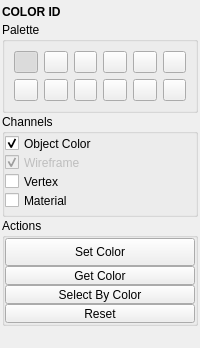
Above: blendertk/display_utils/color_id.ui from m3trik/blendertk before the change. Below: the same form after it.
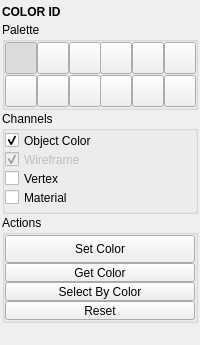
That is the form after the change. Custom widgets are drawn as their Qt base class.

Commit message: Promote to ecosystem package + Color ID panel parity fix

Patch:
```diff
--- a/blendertk/display_utils/color_id.ui
+++ b/blendertk/display_utils/color_id.ui
@@ -10,7 +10,7 @@
     <x>0</x>
     <y>0</y>
     <width>200</width>
-    <height>271</height>
+    <height>327</height>
    </rect>
   </property>
   <property name="tabShape">
@@ -81,8 +81,38 @@
          <string>Palette</string>
         </property>
         <layout class="QGridLayout" name="gridLayout">
+         <property name="leftMargin">
+          <number>0</number>
+         </property>
+         <property name="topMargin">
+          <number>0</number>
+         </property>
+         <property name="rightMargin">
+          <number>0</number>
+         </property>
+         <property name="bottomMargin">
+          <number>0</number>
+         </property>
+         <property name="horizontalSpacing">
+          <number>0</number>
+         </property>
+         <property name="verticalSpacing">
+          <number>1</number>
+         </property>
         <item row="0" column="0">
          <widget class="ColorSwatch" name="chk000">
+           <property name="minimumSize">
+            <size>
+             <width>32</width>
+             <height>32</height>
+            </size>
+           </property>
+           <property name="maximumSize">
+            <size>
+             <width>32</width>
+             <height>32</height>
+            </size>
+           </property>
           <property name="text">
            <string/>
           </property>
@@ -96,6 +126,18 @@
         </item>
         <item row="0" column="4">
          <widget class="ColorSwatch" name="chk004">
+           <property name="minimumSize">
+            <size>
+             <width>32</width>
+             <height>32</height>
+            </size>
+           </property>
+           <property name="maximumSize">
+            <size>
+             <width>32</width>
+             <height>32</height>
+            </size>
+           </property>
           <property name="text">
            <string/>
           </property>
@@ -109,6 +151,18 @@
         </item>
         <item row="0" column="1">
          <widget class="ColorSwatch" name="chk001">
+           <property name="minimumSize">
+            <size>
+             <width>32</width>
+             <height>32</height>
+            </size>
+           </property>
+           <property name="maximumSize">
+            <size>
+             <width>32</width>
+             <height>32</height>
+            </size>
+           </property>
           <property name="text">
            <string/>
           </property>
@@ -122,6 +176,18 @@
         </item>
         <item row="0" column="3">
          <widget class="ColorSwatch" name="chk003">
+           <property name="minimumSize">
+            <size>
+             <width>32</width>
+             <height>32</height>
+            </size>
+           </property>
+           <property name="maximumSize">
+            <size>
+             <width>32</width>
+             <height>32</height>
+            </size>
+           </property>
           <property name="text">
            <string/>
           </property>
@@ -135,6 +201,18 @@
         </item>
         <item row="0" column="5">
          <widget class="ColorSwatch" name="chk005">
+           <property name="minimumSize">
+            <size>
+             <width>32</width>
+             <height>32</height>
+            </size>
+           </property>
+           <property name="maximumSize">
+            <size>
+             <width>32</width>
+             <height>32</height>
+            </size>
+           </property>
           <property name="text">
            <string/>
           </property>
@@ -148,6 +226,18 @@
         </item>
         <item row="0" column="2">
          <widget class="ColorSwatch" name="chk002">
+           <property name="minimumSize">
+            <size>
+             <width>32</width>
+             <height>32</height>
+            </size>
+           </property>
+           <property name="maximumSize">
+            <size>
+             <width>32</width>
+             <height>32</height>
+            </size>
+           </property>
           <property name="text">
            <string/>
           </property>
@@ -161,6 +251,18 @@
         </item>
         <item row="1" column="4">
          <widget class="ColorSwatch" name="chk010">
+           <property name="minimumSize">
+            <size>
+             <width>32</width>
+             <height>32</height>
+            </size>
+           </property>
+           <property name="maximumSize">
+            <size>
+             <width>32</width>
+             <height>32</height>
+            </size>
+           </property>
           <property name="text">
            <string/>
           </property>
@@ -174,6 +276,18 @@
         </item>
         <item row="1" column="1">
          <widget class="ColorSwatch" name="chk007">
+           <property name="minimumSize">
+            <size>
+             <width>32</width>
+             <height>32</height>
+            </size>
+           </property>
+           <property name="maximumSize">
+            <size>
+             <width>32</width>
+             <height>32</height>
+            </size>
+           </property>
           <property name="text">
            <string/>
           </property>
@@ -187,6 +301,18 @@
         </item>
         <item row="1" column="3">
          <widget class="ColorSwatch" name="chk009">
+           <property name="minimumSize">
+            <size>
+             <width>32</width>
+             <height>32</height>
+            </size>
+           </property>
+           <property name="maximumSize">
+            <size>
+             <width>32</width>
+             <height>32</height>
+            </size>
+           </property>
           <property name="text">
            <string/>
           </property>
@@ -200,6 +326,18 @@
         </item>
         <item row="1" column="2">
          <widget class="ColorSwatch" name="chk008">
+           <property name="minimumSize">
+            <size>
+             <width>32</width>
+             <height>32</height>
+            </size>
+           </property>
+           <property name="maximumSize">
+            <size>
+             <width>32</width>
+             <height>32</height>
+            </size>
+           </property>
           <property name="text">
            <string/>
           </property>
@@ -213,6 +351,18 @@
         </item>
         <item row="1" column="0">
          <widget class="ColorSwatch" name="chk006">
+           <property name="minimumSize">
+            <size>
+             <width>32</width>
+             <height>32</height>
+            </size>
+           </property>
+           <property name="maximumSize">
+            <size>
+             <width>32</width>
+             <height>32</height>
+            </size>
+           </property>
           <property name="text">
            <string/>
           </property>
@@ -226,6 +376,18 @@
         </item>
         <item row="1" column="5">
          <widget class="ColorSwatch" name="chk011">
+           <property name="minimumSize">
+            <size>
+             <width>32</width>
+             <height>32</height>
+            </size>
+           </property>
+           <property name="maximumSize">
+            <size>
+             <width>32</width>
+             <height>32</height>
+            </size>
+           </property>
           <property name="text">
            <string/>
           </property>
```
Left out of the diff: 6 changed lines with no effect on the pictures. Lines whose indentation alone changed are shown as unchanged. The commit also changes 6 other files.
